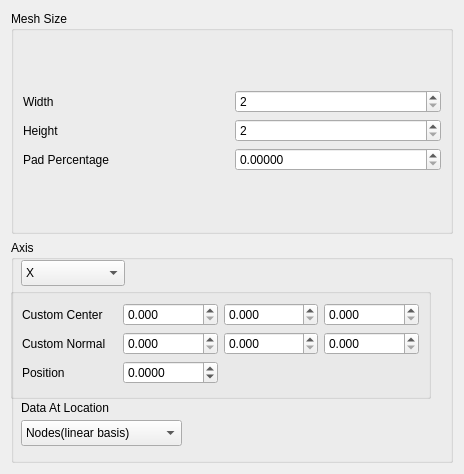
Old version of the form src/Interface/Modules/Fields/CreateImageDialog.ui in the repository SCIInstitute/SCIRun.
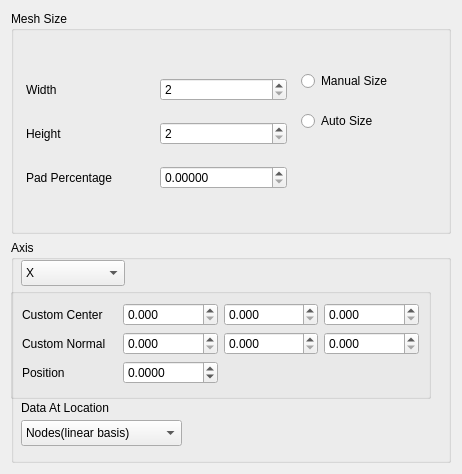
New version of the form.

The edit to the form file:
```diff
--- a/src/Interface/Modules/Fields/CreateImageDialog.ui
+++ b/src/Interface/Modules/Fields/CreateImageDialog.ui
@@ -6,7 +6,7 @@
    <rect>
     <x>0</x>
     <y>0</y>
-    <width>464</width>
+    <width>462</width>
     <height>474</height>
    </rect>
   </property>
@@ -39,8 +39,41 @@
        <property name="title">
         <string>Mesh Size</string>
        </property>
-       <layout class="QGridLayout" name="gridLayout_4">
-        <item row="0" column="0">
+       <widget class="QRadioButton" name="manual_">
+        <property name="geometry">
+         <rect>
+          <x>290</x>
+          <y>60</y>
+          <width>106</width>
+          <height>20</height>
+         </rect>
+        </property>
+        <property name="text">
+         <string>Manual Size</string>
+        </property>
+       </widget>
+       <widget class="QRadioButton" name="auto_">
+        <property name="geometry">
+         <rect>
+          <x>290</x>
+          <y>100</y>
+          <width>83</width>
+          <height>20</height>
+         </rect>
+        </property>
+        <property name="text">
+         <string>Auto Size</string>
+        </property>
+       </widget>
+       <widget class="QWidget" name="">
+        <property name="geometry">
+         <rect>
+          <x>15</x>
+          <y>52</y>
+          <width>261</width>
+          <height>141</height>
+         </rect>
+        </property>
          <layout class="QGridLayout" name="gridLayout">
           <item row="0" column="0">
            <widget class="QLabel" name="label_2">
@@ -97,8 +130,7 @@
            </widget>
           </item>
          </layout>
-        </item>
-       </layout>
+       </widget>
       </widget>
      </item>
      <item row="1" column="0">
```
Lines whose indentation alone changed are shown as unchanged.
